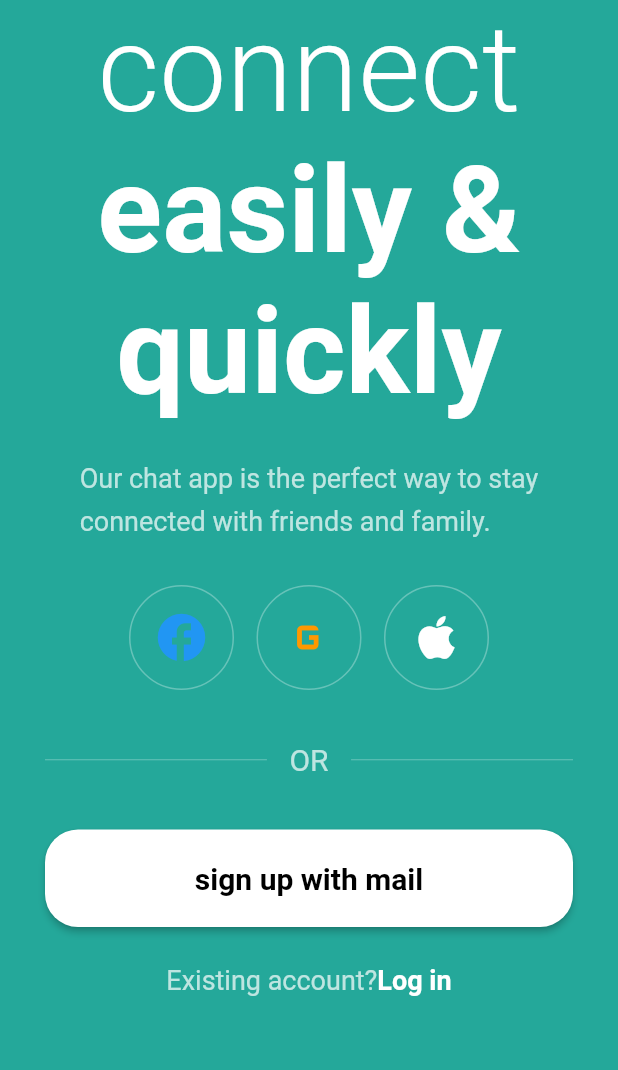
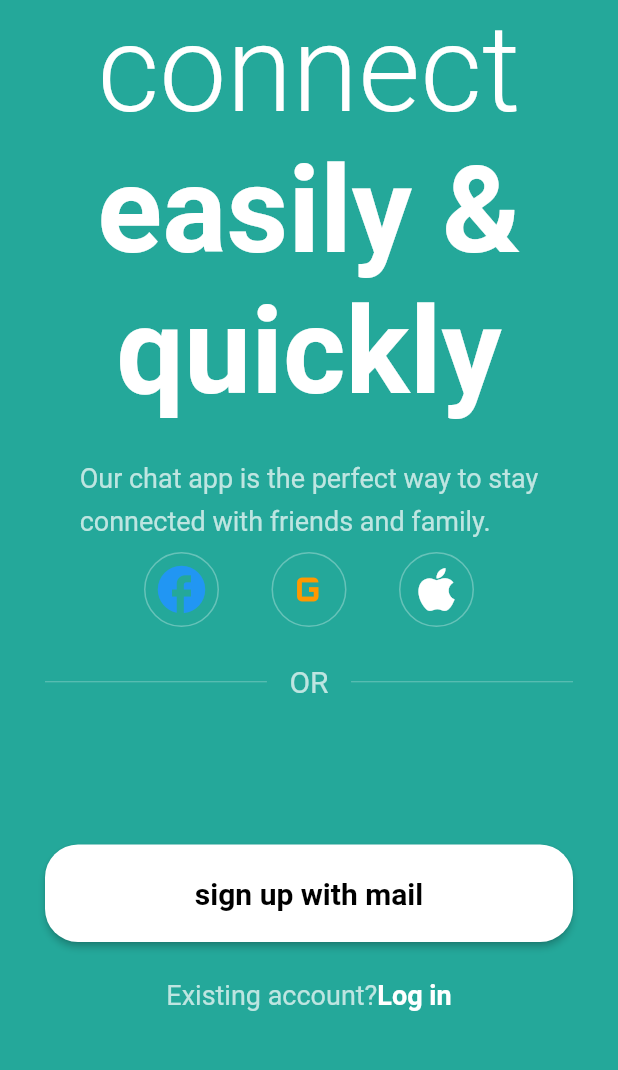
Before and after one commit to sanjaycp450-boop/FLUTTER-APPLICATION11, a Flutter app: the screen it shows after launch, on a phone screen of 412 x 824 dp, the part 165-1235 px from its top. Run offline on Flutter 3.47's test engine with Material 3 defaults, Android fonts, the phone set to English and light mode, and no system bars; our stand-ins replace flutter_slidable.

Commit message:
change in onbording

```diff
--- a/lib/onbording.dart
+++ b/lib/onbording.dart
@@ -77,7 +77,7 @@
                   ),
                 ),
               ),
-              const SizedBox(height:30),
+              const SizedBox(height:8),
                Row(
                 mainAxisAlignment: MainAxisAlignment.center,
                 children: [
@@ -88,7 +88,7 @@
                   socialButton(Icons.apple, Colors.white),
                 ],
               ),
-              const SizedBox(height: 35),
+              const SizedBox(height: 25),
                Row(
                 children: [
                   Expanded(
@@ -159,7 +159,7 @@
                   ),
                 ),
               ),
-              const SizedBox(height: 30),
+              const SizedBox(height: 20),
             ],
           ),
         ),
@@ -170,7 +170,7 @@
   Widget socialButton(IconData icon, Color color) {
     return Container(
       width: 70,
-      height: 70,
+      height: 50,
       decoration: BoxDecoration(
         shape: BoxShape.circle,
         border: Border.all(color: Colors.white30,
```
Also changed, not shown: pubspec.lock, sample002/pubspec.lock, 1 other file.
